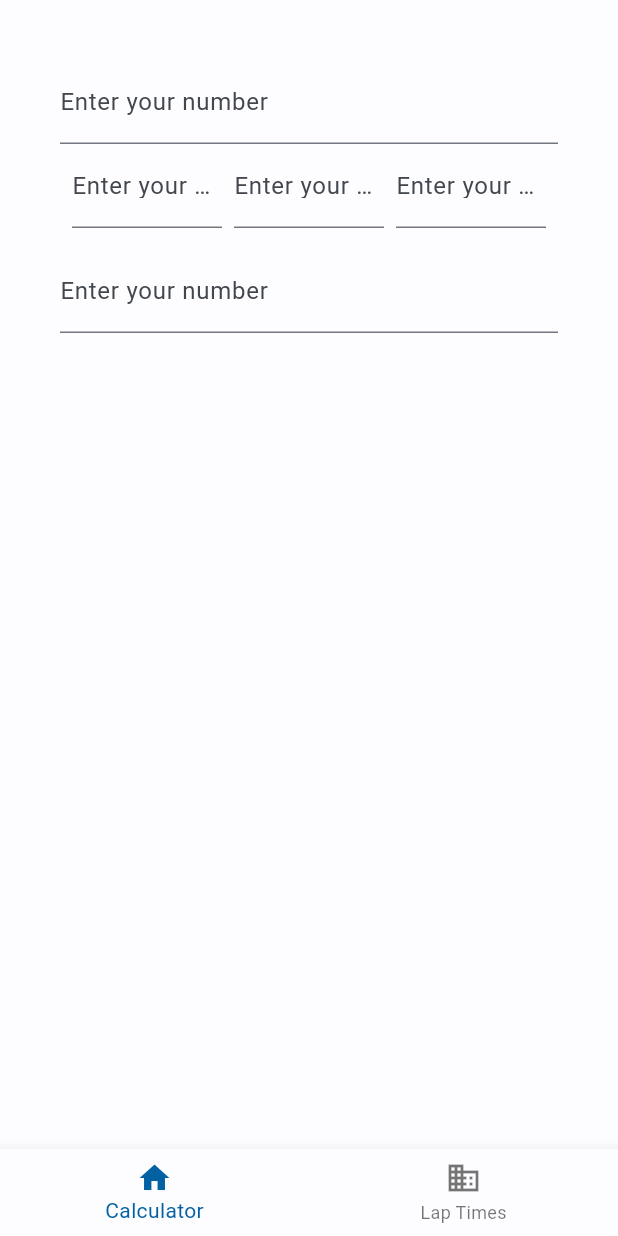
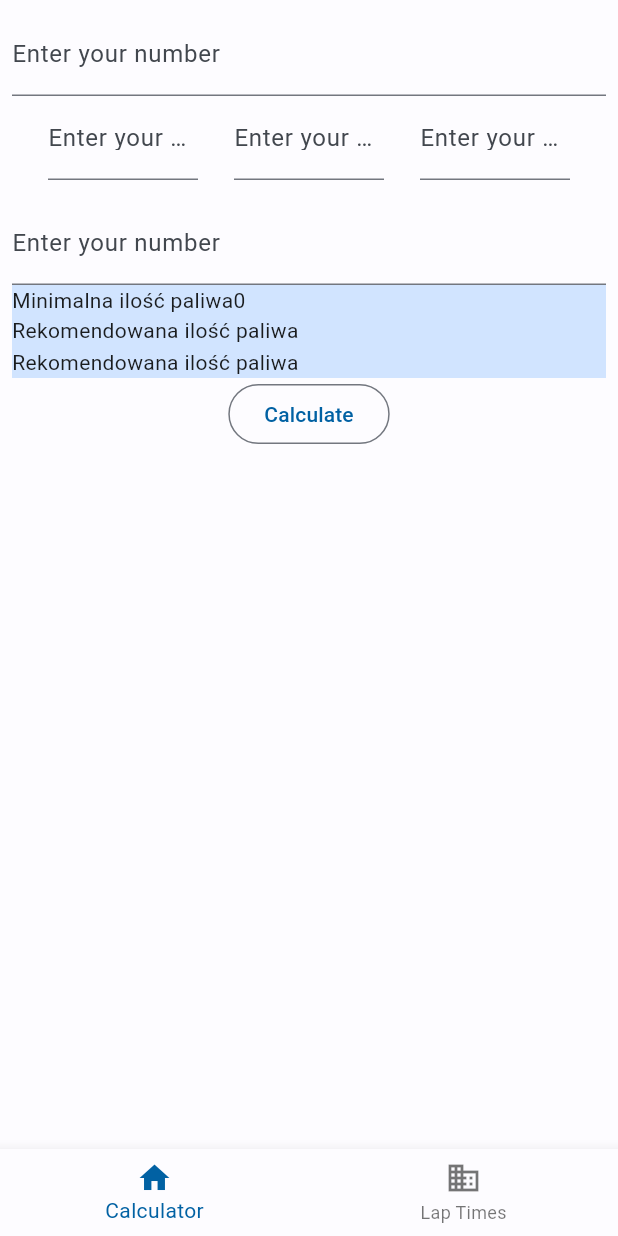
Before and after one commit to zenek64/flutter_simracing_app, a Flutter app: the screen it shows after launch, on a phone screen of 412 x 824 dp. Run offline on Flutter 3.47's test engine with Material 2 defaults, Android fonts, the phone set to English and light mode, and no system bars.

Commit message:
calculator_work_in_progress

```diff
--- a/lib/calculator_screen.dart
+++ b/lib/calculator_screen.dart
@@ -9,11 +9,17 @@ class CalculatorScreen extends StatefulWidget {
 
 class _CalculatorScreenState extends State<CalculatorScreen> {
   var myController = TextEditingController();
+  int a = 0;
+  void oblicz() {
+    setState(() {
+      a = (int.parse(myController.text) + 5);
+    });
+  }
 
   @override
   Widget build(context) {
     return Container(
-      padding: const EdgeInsets.all(40),
+      padding: const EdgeInsets.all(8),
       child: Column(
         mainAxisAlignment: MainAxisAlignment.start,
         children: [
@@ -54,11 +60,35 @@ class _CalculatorScreenState extends State<CalculatorScreen> {
               ),
             )
           ]),
-          TextField(
-            decoration: const InputDecoration(labelText: "Enter your number"),
-            keyboardType: TextInputType.number,
-            controller: myController,
-          )
+          Container(
+            child: TextField(
+              decoration: const InputDecoration(labelText: "Enter your number"),
+              keyboardType: TextInputType.number,
+              controller: myController,
+            ),
+          ),
+          Container(
+            decoration: const BoxDecoration(color: Color(0xFFD1E4FF)),
+            width: double.infinity,
+            child: Column(children: [
+              Row(
+                children: [Text("Minimalna ilość paliwa"), Text(a.toString())],
+              ),
+              Row(
+                children: [
+                  Text("Rekomendowana ilość paliwa"),
+                  Text(myController.text)
+                ],
+              ),
+              Row(
+                children: [
+                  Text("Rekomendowana ilość paliwa"),
+                  Text(myController.text)
+                ],
+              )
+            ]),
+          ),
+          OutlinedButton(onPressed: oblicz, child: const Text('Calculate'))
         ],
       ),
     );
```
